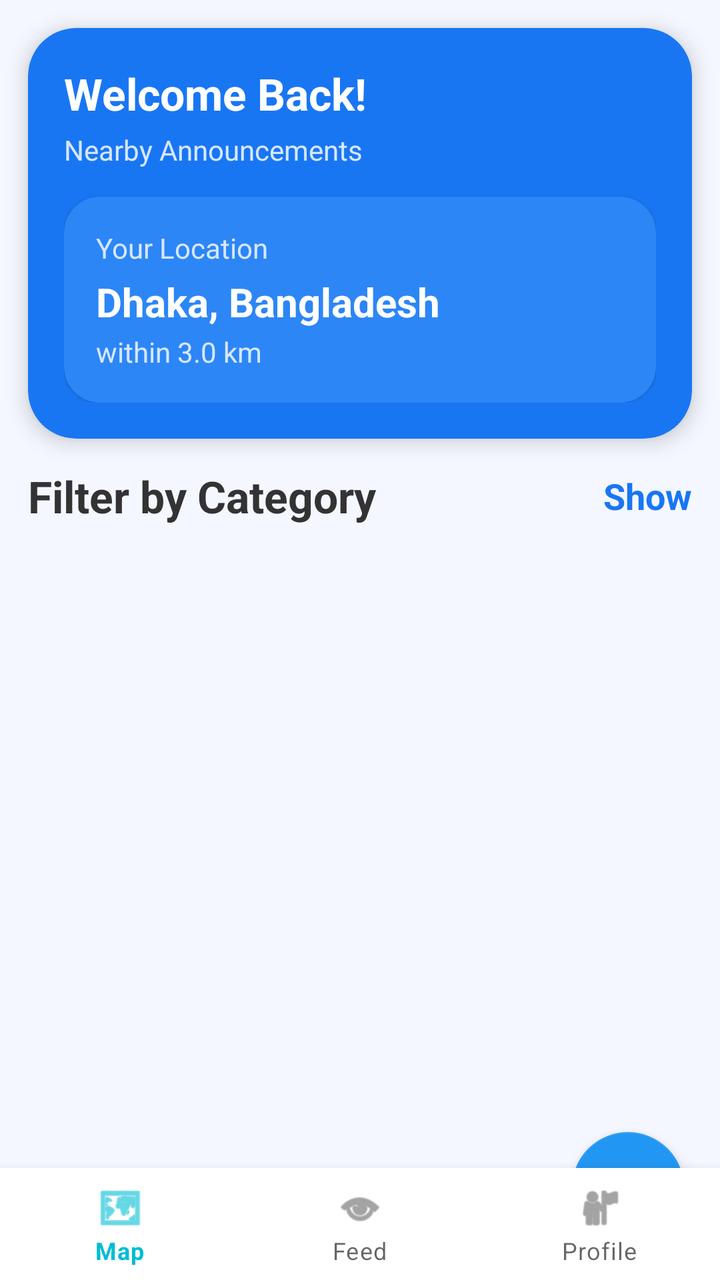
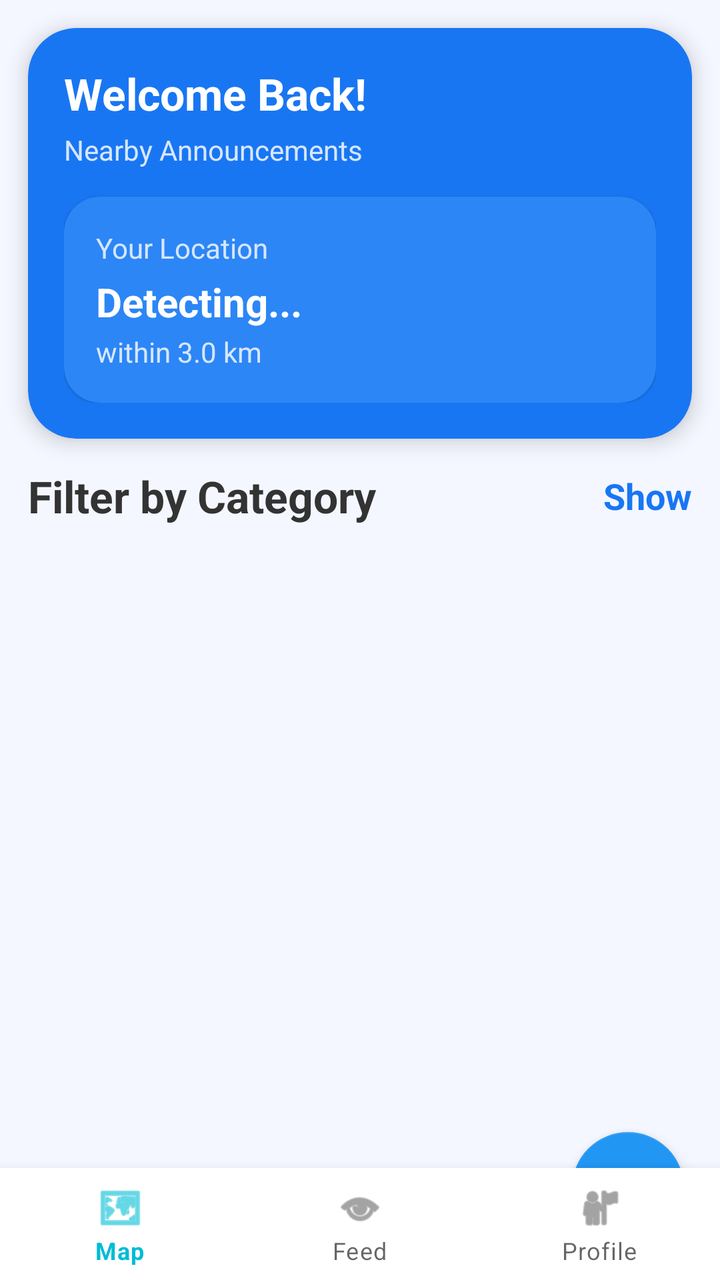

The first picture is an Android layout as it rendered before a commit; the second is the same layout after the commit. The layout source and the unified diff follow.
<!-- AndroidManifest.xml: application theme Theme.TownCrierBD -->
<!-- res/layout/activity_general_feed.xml -->
<?xml version="1.0" encoding="utf-8"?>
<androidx.coordinatorlayout.widget.CoordinatorLayout xmlns:android="http://schemas.android.com/apk/res/android"
    xmlns:app="http://schemas.android.com/apk/res-auto"
    android:layout_width="match_parent"
    android:layout_height="match_parent"
    android:background="#F4F7FF">

    
    <com.google.android.material.appbar.AppBarLayout
        android:layout_width="match_parent"
        android:layout_height="wrap_content"
        android:background="@android:color/transparent"
        android:fitsSystemWindows="true">

        <com.google.android.material.card.MaterialCardView
            android:id="@+id/headerCard"
            android:layout_width="match_parent"
            android:layout_height="wrap_content"
            android:layout_margin="14dp"
            app:cardCornerRadius="24dp"
            app:cardElevation="6dp"
            app:cardBackgroundColor="#1976F3"
            app:layout_scrollFlags="scroll|enterAlwaysCollapsed">

            <LinearLayout
                android:layout_width="match_parent"
                android:layout_height="wrap_content"
                android:padding="18dp"
                android:orientation="vertical">

                <TextView
                    android:id="@+id/tvWelcome"
                    android:layout_width="wrap_content"
                    android:layout_height="wrap_content"
                    android:text="Welcome Back!"
                    android:textColor="@android:color/white"
                    android:textStyle="bold"
                    android:textSize="22sp" />

                <TextView
                    android:layout_width="wrap_content"
                    android:layout_height="wrap_content"
                    android:text="Nearby Announcements"
                    android:textColor="#D6E7FF"
                    android:textSize="14sp"
                    android:layout_marginTop="4dp"/>

                <com.google.android.material.card.MaterialCardView
                    android:layout_width="match_parent"
                    android:layout_height="wrap_content"
                    android:layout_marginTop="14dp"
                    app:cardCornerRadius="18dp"
                    app:cardBackgroundColor="#2C86F6">

                    <LinearLayout
                        android:layout_width="match_parent"
                        android:layout_height="wrap_content"
                        android:padding="16dp"
                        android:orientation="vertical">

                        <TextView
                            android:layout_width="wrap_content"
                            android:layout_height="wrap_content"
                            android:text="Your Location"
                            android:textColor="#D6E7FF"
                            android:textSize="14sp"/>

                        <TextView
                            android:id="@+id/tvLocationName"
                            android:layout_width="wrap_content"
                            android:layout_height="wrap_content"
                            android:text="Dhaka, Bangladesh"
                            android:textColor="@android:color/white"
                            android:textStyle="bold"
                            android:textSize="20sp"
                            android:layout_marginTop="4dp"/>

                        <TextView
                            android:id="@+id/tvRadius"
                            android:layout_width="wrap_content"
                            android:layout_height="wrap_content"
                            android:text="within 3.0 km"
                            android:textColor="#D6E7FF"
                            android:textSize="14sp"
                            android:layout_marginTop="2dp"/>
                    </LinearLayout>

                </com.google.android.material.card.MaterialCardView>

            </LinearLayout>

        </com.google.android.material.card.MaterialCardView>

        
        <LinearLayout
            android:layout_width="match_parent"
            android:layout_height="wrap_content"
            android:paddingStart="14dp"
            android:paddingEnd="14dp"
            android:paddingBottom="6dp"
            android:gravity="center_vertical"
            android:orientation="horizontal">

            <TextView
                android:layout_width="0dp"
                android:layout_height="wrap_content"
                android:layout_weight="1"
                android:text="Filter by Category"
                android:textStyle="bold"
                android:textSize="22sp"
                android:textColor="#333333"/>

            <TextView
                android:id="@+id/tvToggleFilter"
                android:layout_width="wrap_content"
                android:layout_height="wrap_content"
                android:text="Show"
                android:textStyle="bold"
                android:textSize="18sp"
                android:textColor="#1976F3"/>
        </LinearLayout>

        <HorizontalScrollView
            android:id="@+id/scrollChips"
            android:layout_width="match_parent"
            android:layout_height="wrap_content"
            android:visibility="gone"
            android:paddingStart="12dp"
            android:paddingEnd="12dp">

            <com.google.android.material.chip.ChipGroup
                android:id="@+id/chipGroup"
                android:layout_width="wrap_content"
                android:layout_height="wrap_content"
                app:singleSelection="true"/>
        </HorizontalScrollView>

    </com.google.android.material.appbar.AppBarLayout>

    
    <androidx.recyclerview.widget.RecyclerView
        android:id="@+id/rvFeed"
        android:layout_width="match_parent"
        android:layout_height="match_parent"
        android:clipToPadding="false"
        android:paddingBottom="90dp"
        app:layout_behavior="@string/appbar_scrolling_view_behavior"/>

    <com.google.android.material.floatingactionbutton.FloatingActionButton
        android:id="@+id/fabAdd"
        android:layout_width="wrap_content"
        android:layout_height="wrap_content"
        android:layout_gravity="bottom|end"
        android:layout_margin="18dp"
        app:srcCompat="@android:drawable/ic_input_add" />

    <com.google.android.material.bottomnavigation.BottomNavigationView
        android:id="@+id/bottomNav"
        android:layout_width="match_parent"
        android:layout_height="wrap_content"
        android:layout_gravity="bottom"
        app:menu="@menu/menu_bottom_nav" />

</androidx.coordinatorlayout.widget.CoordinatorLayout>
<!-- resources referenced by this layout -->
<resources>
  <style name="Theme.TownCrierBD" parent="Theme.MaterialComponents.Light.NoActionBar">
  
          <item name="colorPrimary">@color/blue_end</item>
          <item name="colorPrimaryVariant">@color/blue_start</item>
          <item name="colorOnPrimary">@color/white</item>
  
          <item name="colorSecondary">@color/blue_start</item>
          <item name="colorSecondaryVariant">@color/blue_end</item>
          <item name="colorOnSecondary">@color/white</item>
  
          <item name="android:forceDarkAllowed" tools:targetApi="q">false</item>
  
          <item name="android:statusBarColor">@color/blue_start</item>
          <item name="android:navigationBarColor">@color/blue_start</item>
  
          <item name="spinnerStyle">@style/TownCrierBD.SpinnerStyle</item>
      </style>
  <color name="blue_end">#00BCD4</color>
  <color name="blue_start">#2196F3</color>
  <color name="white">#FFFFFF</color>
  <style name="TownCrierBD.SpinnerStyle" parent="Widget.AppCompat.Spinner">
      <item name="android:popupBackground">@drawable/bg_spinner_popup_white</item>
          <item name="popupTheme">@style/TownCrierBD.PopupTheme</item>
      </style>
  <!-- drawable bg_spinner_popup_white (drawable) -->
  <?xml version="1.0" encoding="utf-8"?>
  <shape xmlns:android="http://schemas.android.com/apk/res/android">
      <solid android:color="#FFFFFF"/>
      <corners android:radius="16dp"/>
      <padding
          android:left="8dp"
          android:top="8dp"
          android:right="8dp"
          android:bottom="8dp"/>
  </shape>
  <style name="TownCrierBD.PopupTheme" parent="ThemeOverlay.MaterialComponents.Light">
          <item name="android:popupBackground">@drawable/bg_spinner_popup_white</item>
      </style>
</resources>

<!-- the commit's change to res/layout/activity_general_feed.xml (unified diff, before → after) -->
@@ -1,11 +1,11 @@
 <?xml version="1.0" encoding="utf-8"?>
-<androidx.coordinatorlayout.widget.CoordinatorLayout xmlns:android="http://schemas.android.com/apk/res/android"
+<androidx.coordinatorlayout.widget.CoordinatorLayout
+    xmlns:android="http://schemas.android.com/apk/res/android"
     xmlns:app="http://schemas.android.com/apk/res-auto"
     android:layout_width="match_parent"
     android:layout_height="match_parent"
     android:background="#F4F7FF">
 
-    
     <com.google.android.material.appbar.AppBarLayout
         android:layout_width="match_parent"
         android:layout_height="wrap_content"
@@ -69,7 +69,7 @@
                             android:id="@+id/tvLocationName"
                             android:layout_width="wrap_content"
                             android:layout_height="wrap_content"
-                            android:text="Dhaka, Bangladesh"
+                            android:text="Detecting..."
                             android:textColor="@android:color/white"
                             android:textStyle="bold"
                             android:textSize="20sp"
@@ -137,7 +137,6 @@
 
     </com.google.android.material.appbar.AppBarLayout>
 
-    
     <androidx.recyclerview.widget.RecyclerView
         android:id="@+id/rvFeed"
         android:layout_width="match_parent"
@@ -145,6 +144,41 @@
         android:clipToPadding="false"
         android:paddingBottom="90dp"
         app:layout_behavior="@string/appbar_scrolling_view_behavior"/>
+
+    
+    <LinearLayout
+        android:id="@+id/layoutEmpty"
+        android:layout_width="match_parent"
+        android:layout_height="match_parent"
+        android:orientation="vertical"
+        android:gravity="center"
+        android:visibility="gone"
+        app:layout_behavior="@string/appbar_scrolling_view_behavior">
+
+        <TextView
+            android:layout_width="wrap_content"
+            android:layout_height="wrap_content"
+            android:text="📭"
+            android:textSize="60sp"/>
+
+        <TextView
+            android:layout_width="wrap_content"
+            android:layout_height="wrap_content"
+            android:layout_marginTop="12dp"
+            android:text="No announcements nearby"
+            android:textStyle="bold"
+            android:textSize="18sp"
+            android:textColor="#444444"/>
+
+        <TextView
+            android:layout_width="wrap_content"
+            android:layout_height="wrap_content"
+            android:layout_marginTop="8dp"
+            android:text="Try expanding your search area"
+            android:textSize="14sp"
+            android:textColor="#888888"/>
+
+    </LinearLayout>
 
     <com.google.android.material.floatingactionbutton.FloatingActionButton
         android:id="@+id/fabAdd"
